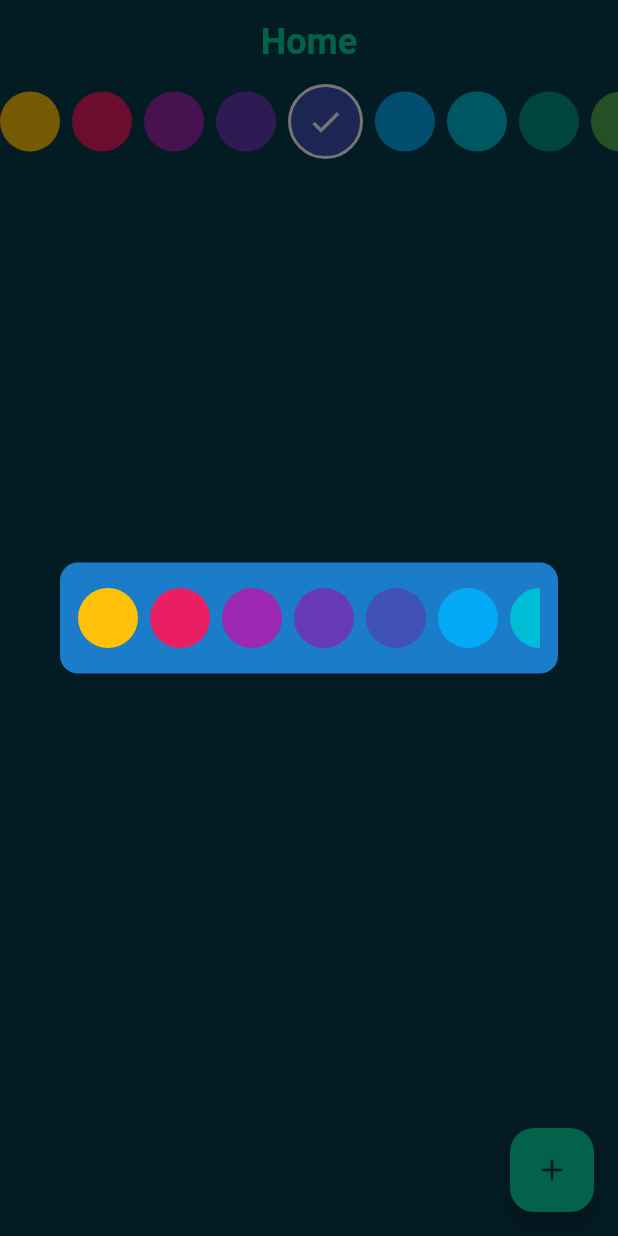
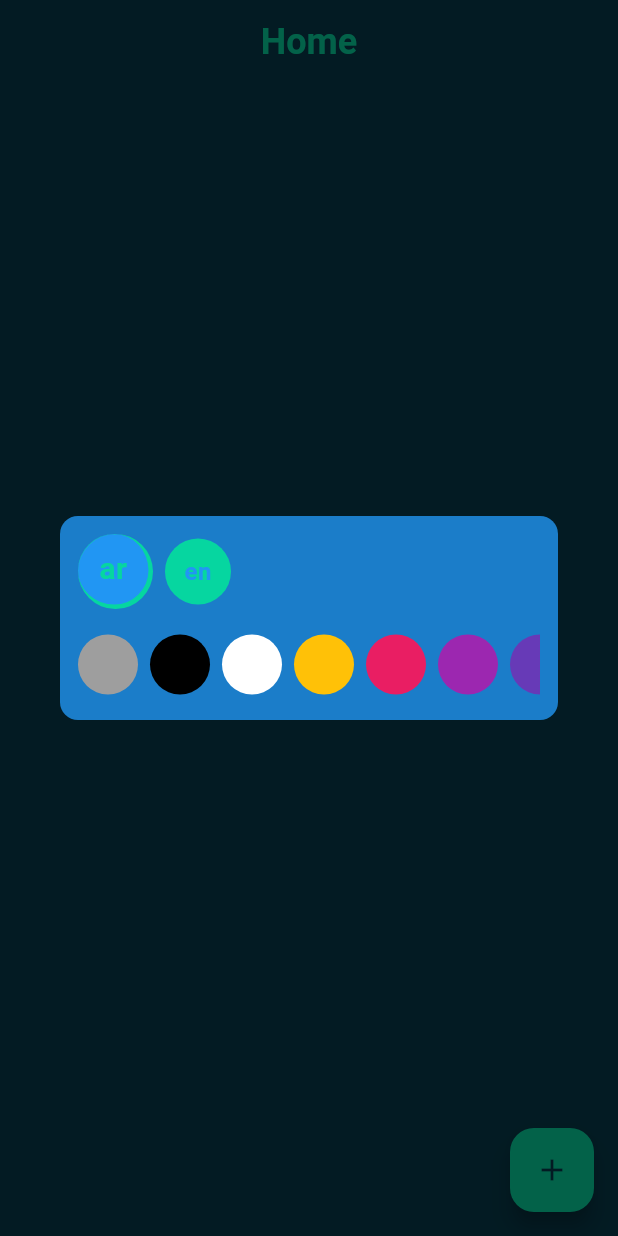
Before and after one commit to wael-saif23/words-note, a Flutter app: the screen it shows after launch, after a tap on the "add" icon, on a phone screen of 412 x 824 dp. Run offline on Flutter 3.47's test engine with Material 3 defaults, Android fonts, the phone set to English and light mode, and no system bars; our stand-ins replace bloc, flutter_bloc, hive_flutter; accounts and stored records are empty.

Commit message:
feat: Add language selection to word addition
Introduces a new language selection widget, enabling users to specify whether they are adding an Arabic or English word. This choice will likely influence how the word is stored and processed within the application. Additionally, minor visual refinements have been applied to the color selection widget.

```diff
--- a/lib/controller/write_words_cubit/write_words_cubit.dart
+++ b/lib/controller/write_words_cubit/write_words_cubit.dart
@@ -24,6 +24,7 @@ class WriteWordsCubit extends Cubit<WriteWordsState> {
 
   void updateIsArabic(bool isArabic) {
     this.isArabic = isArabic;
+    emit(WriteWordsInitial());
   }
 
   void updateColorCode(int colorCode) {
--- a/lib/views/screens/home_view.dart
+++ b/lib/views/screens/home_view.dart
@@ -15,9 +15,7 @@ class HomeView extends StatelessWidget {
       ),
       body: const Column(
         children: [
-          ColorsWedget(
-            colorActiveIndex: 0xff3F51B5,
-          )
+
         ],
       ),
     );
--- a/lib/views/widgets/add_word_dialog.dart
+++ b/lib/views/widgets/add_word_dialog.dart
@@ -2,6 +2,7 @@ import 'package:flutter/material.dart';
 import 'package:flutter_bloc/flutter_bloc.dart';
 import 'package:words_note/controller/write_words_cubit/write_words_cubit.dart';
 import 'package:words_note/views/styles/color_manager.dart';
+import 'package:words_note/views/widgets/ar_or_en_widget.dart';
 import 'package:words_note/views/widgets/colors_wedget.dart';
 
 class AddWordDialog extends StatelessWidget {
@@ -24,6 +25,11 @@ class AddWordDialog extends StatelessWidget {
             mainAxisAlignment: MainAxisAlignment.center,
             mainAxisSize: MainAxisSize.min,
             children: [
+              ArOrEnWidget(
+                isSelected: WriteWordsCubit.get(context).isArabic,
+                colorCode: WriteWordsCubit.get(context).colorCode,
+              ),
+              const SizedBox(height: 12),
               ColorsWedget(
                   colorActiveIndex: WriteWordsCubit.get(context).colorCode)
             ],
--- /dev/null
+++ b/lib/views/widgets/ar_or_en_widget.dart
@@ -0,0 +1,59 @@
+import 'package:flutter/material.dart';
+import 'package:words_note/controller/write_words_cubit/write_words_cubit.dart';
+import 'package:words_note/views/styles/color_manager.dart';
+
+class ArOrEnWidget extends StatelessWidget {
+  const ArOrEnWidget(
+      {super.key, required this.isSelected, required this.colorCode});
+  final bool isSelected;
+  final int colorCode;
+  @override
+  Widget build(BuildContext context) {
+    return Row(
+      children: [
+        langaugeSelected(context, true),
+        const SizedBox(width: 8),
+        langaugeSelected(context, false),
+      ],
+    );
+  }
+
+  InkWell langaugeSelected(BuildContext context, bool isArabicSelected) {
+    return InkWell(
+      onTap: () {
+        WriteWordsCubit.get(context).updateIsArabic(isArabicSelected);
+      },
+      splashColor: ColorManager.transparent,
+      child: AnimatedContainer(
+        decoration: BoxDecoration(
+            border: isSelected == isArabicSelected
+                ?  Border(
+                    bottom: BorderSide(
+                      color: !(isSelected == isArabicSelected)? Color(colorCode):ColorManager.emerald,
+                      width: 3,
+                    ),
+                    right: BorderSide(
+                      color: !(isSelected == isArabicSelected)? Color(colorCode):ColorManager.emerald,
+                      width: 3,
+                    ),
+                  )
+                : null,
+            color:
+            isSelected == isArabicSelected? Color(colorCode):ColorManager.emerald,
+            shape: BoxShape.circle),
+        duration: const Duration(milliseconds: 500),
+        height: isSelected == isArabicSelected ? 50 : 44,
+        width: isSelected == isArabicSelected ? 50 : 44,
+        child: Center(
+          child: Text(
+            isArabicSelected ? "ar" : 'en',
+            style: TextStyle(
+                fontSize: isSelected == isArabicSelected ? 20 : 16,
+                fontWeight: FontWeight.bold,
+                color:!(isSelected == isArabicSelected)? Color(colorCode):ColorManager.emerald),
+          ),
+        ),
+      ),
+    );
+  }
+}
--- a/lib/views/widgets/colors_wedget.dart
+++ b/lib/views/widgets/colors_wedget.dart
@@ -7,6 +7,9 @@ class ColorsWedget extends StatelessWidget {
   final int colorActiveIndex;
 
   final List<int> _colorsCode = const [
+    0xff9E9E9E,
+    0xff000000,
+    0xffFFFFFF,
     0xffFFC107,
     0xffE91E63,
     0xff9C27B0,
@@ -21,9 +24,7 @@ class ColorsWedget extends StatelessWidget {
     0xffFF5722,
     0xff795548,
     0xff607D8B,
-    0xff9E9E9E,
-    0xff000000,
-    0xffFFFFFF,
+
   ];
   @override
   Widget build(BuildContext context) {
@@ -45,6 +46,7 @@ class ColorsWedget extends StatelessWidget {
     bool isTheSameColor = colorActiveIndex == _colorsCode[index];
     bool isColorWhite = colorActiveIndex == 0xffFFFFFF;
     return InkWell(
+      splashColor: ColorManager.transparent,
       onTap: () =>
           WriteWordsCubit.get(context).updateColorCode(_colorsCode[index]),
       child: AnimatedContainer(
@@ -70,4 +72,5 @@ class ColorsWedget extends StatelessWidget {
       ),
     );
   }
+
 }
```
